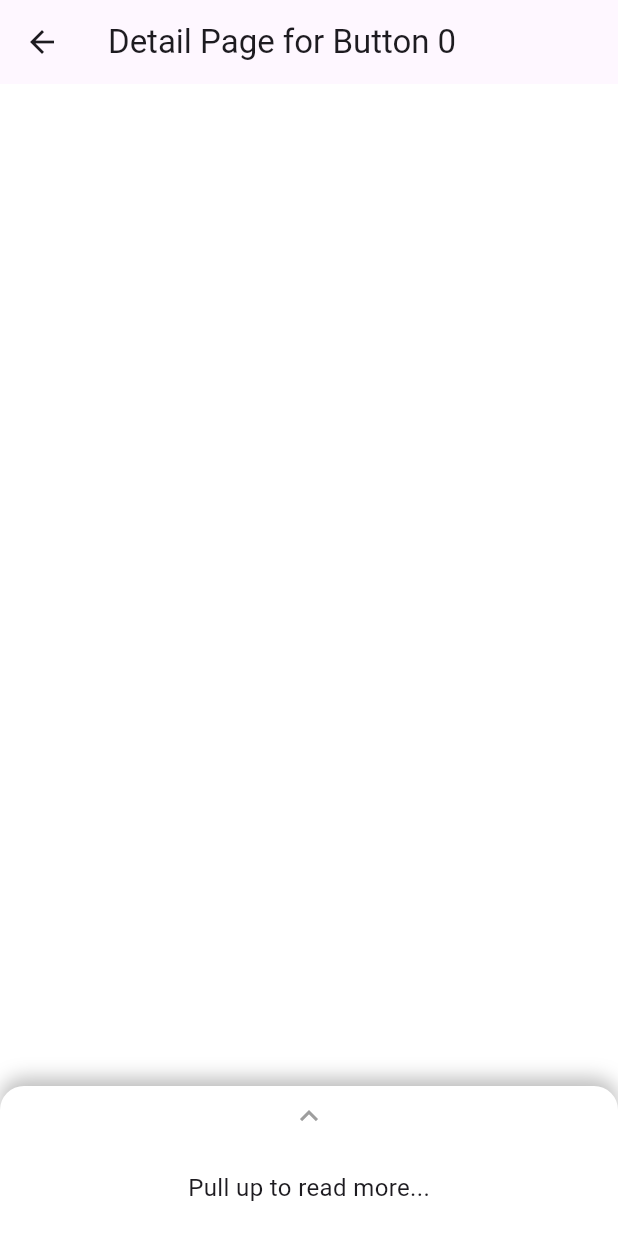
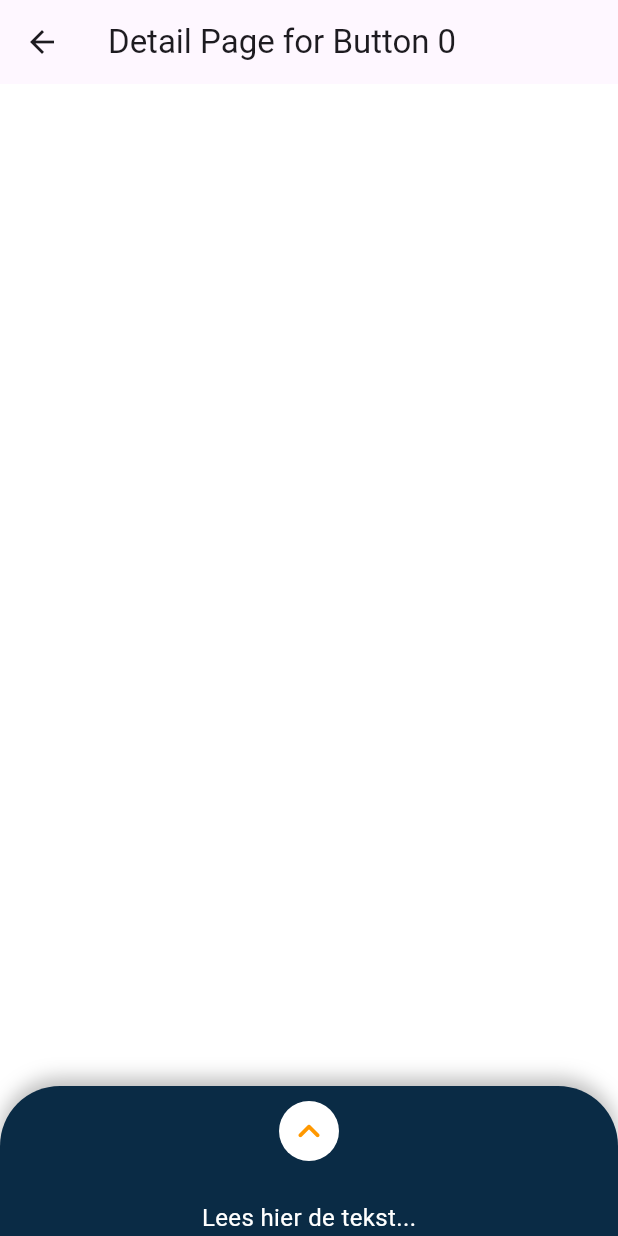
Before and after one commit to Thomas-More-Digital-Innovation/2324-ITF-001-AR-rondleiding, a Flutter app: the CameraPage screen opened directly, on a phone screen of 412 x 824 dp. Run offline on Flutter 3.47's test engine with Material 3 defaults, Android fonts, the phone set to English and light mode, and no system bars.

Commit message:
layout draggable tekst

```diff
--- a/code/lib/components/BottomTextTool.dart
+++ b/code/lib/components/BottomTextTool.dart
@@ -16,9 +16,19 @@ class _BottomTextToolState extends State<BottomTextTool>
   late Animation<double> _animation;
 
   final String _fullText =
-      "This is the full content that will be displayed when the card is fully pulled up. "
-      "You can add as much text here as you want. If the text exceeds the max height, "
-      "it will be scrollable.";
+      "Het Startpunt Ondernemen van Thomas More is een inspirerend initiatief dat studenten ondersteunt bij het ontwikkelen van hun ondernemende vaardigheden en het realiseren van hun zakelijke ideeën. Dit programma biedt een breed scala aan mogelijkheden, van inspiratie en coaching tot evenementen en workshops, allemaal gericht op het stimuleren van ondernemerschap onder studenten."
+
+  "Een van de belangrijkste aspecten van Startpunt Ondernemen is de inspiratie en coaching die studenten ontvangen. Door middel van diverse evenementen en workshops worden studenten aangemoedigd om hun dromen na te jagen en hun ideeën om te zetten in realiteit. Ervaren coaches staan klaar om hen te begeleiden bij elke stap van het proces, van het verfijnen van hun concept tot het opzetten van een volwaardige start-up."
+
+  "Daarnaast organiseert Startpunt Ondernemen jaarlijks de Nacht van de Ondernemende Student, een evenement waar studenten kunnen netwerken, ideeën uitwisselen en leren van succesvolle ondernemers. Dit evenement, samen met de regelmatige workshops over onderwerpen zoals marketing, financiën en productontwikkeling, biedt studenten de kennis en vaardigheden die ze nodig hebben om succesvol te zijn in de wereld van ondernemerschap."
+
+  "Thomas More biedt ook specifieke faciliteiten en ondersteuning voor student-ondernemers. Het student-ondernemer statuut maakt het mogelijk voor studenten om hun studie te combineren met hun ondernemende activiteiten door middel van gewettigde afwezigheid voor vakken en examenspreiding. Bovendien stimuleert de ICE Cube community een innovatieve, creatieve en ondernemende mindset, waar studenten kunnen samenwerken en hun ideeën verder kunnen ontwikkelen."
+
+  "Om studenten verder te inspireren, heeft Thomas More de Get Shit Done Podcast gelanceerd. In deze podcast worden verhalen van jonge ondernemers gedeeld en worden tips en tricks gegeven om zelf te beginnen met ondernemen."
+
+  "Voor studenten die geïnteresseerd zijn in deelname aan Startpunt Ondernemen, is het eenvoudig om contact op te nemen met de coördinator, Kristien Denteneer, via e-mail (kristien.denteneer@thomasmore.be). Door deel te nemen aan de verschillende evenementen en workshops kunnen studenten hun ondernemende dromen waarmaken terwijl ze nog studeren."
+
+  "Startpunt Ondernemen biedt een ondersteunende omgeving waar studenten kunnen leren, groeien en hun ideeën tot leven kunnen brengen. Het is de perfecte plek voor iedereen die zijn ondernemende ambities wil realiseren.";
 
   @override
   void initState() {
@@ -71,8 +81,8 @@ class _BottomTextToolState extends State<BottomTextTool>
           height: _height,
           width: double.infinity,
           decoration: const BoxDecoration(
-            color: Colors.white,
-            borderRadius: BorderRadius.vertical(top: Radius.circular(16.0)),
+            color: Color(0xFF0A2B45),
+            borderRadius: BorderRadius.vertical(top: Radius.circular(40.0)),
             boxShadow: [
               BoxShadow(
                 color: Colors.black26,
@@ -83,13 +93,34 @@ class _BottomTextToolState extends State<BottomTextTool>
           ),
           child: Column(
             children: [
-              Container(
-                padding: const EdgeInsets.symmetric(vertical: 8.0),
-                width: 40,
-                height: 40,
-                child: const Icon(
-                  Icons.keyboard_arrow_up,
-                  color: Colors.grey,
+              Center(
+                child: Stack(
+                  alignment: Alignment.center,
+                  clipBehavior: Clip.none,
+                  children: [
+                    // Outer dark blue circle (slightly bigger)
+                    Container(
+                      padding: const EdgeInsets.all(30), // Larger padding for the outer circle
+                      decoration: const BoxDecoration(
+                        color: Color(0xFF0A2B45),
+                        shape: BoxShape.circle,
+                      ),
+                    ),
+                    // Inner white circle (slightly smaller)
+                    Container(
+                      padding: const EdgeInsets.all(20), // Smaller padding for the inner circle
+                      decoration: const BoxDecoration(
+                        color: Colors.white,
+                        shape: BoxShape.circle,
+                      ),
+                    ),
+                    // Orange camera icon
+                    const Icon(
+                      Icons.keyboard_arrow_up_rounded,
+                      color: Colors.orange,
+                      size: 30, // Adjust icon size as needed
+                    ),
+                  ],
                 ),
               ),
               Expanded(
@@ -97,8 +128,8 @@ class _BottomTextToolState extends State<BottomTextTool>
                   child: Padding(
                     padding: const EdgeInsets.all(16.0),
                     child: Text(
-                      _isExpanded ? _fullText : "Pull up to read more...",
-                      style: const TextStyle(fontSize: 16.0),
+                      _isExpanded ? _fullText : "Lees hier de tekst...",
+                      style: const TextStyle(fontSize: 16.0, color: Colors.white),
                     ),
                   ),
                 ),
```
